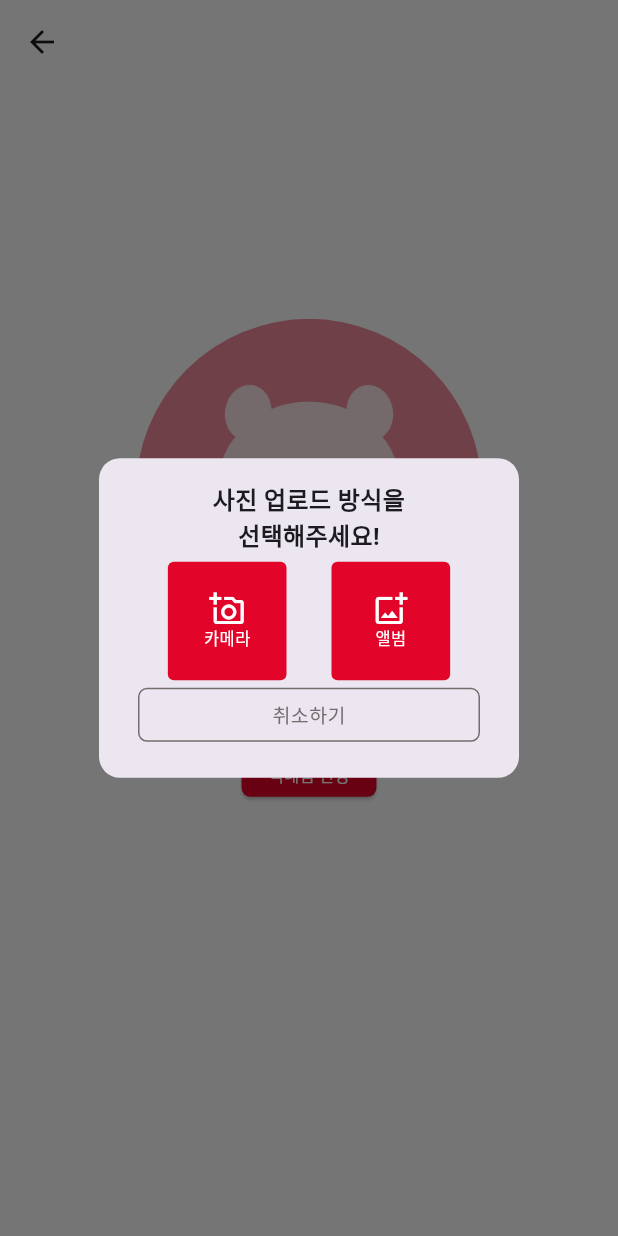
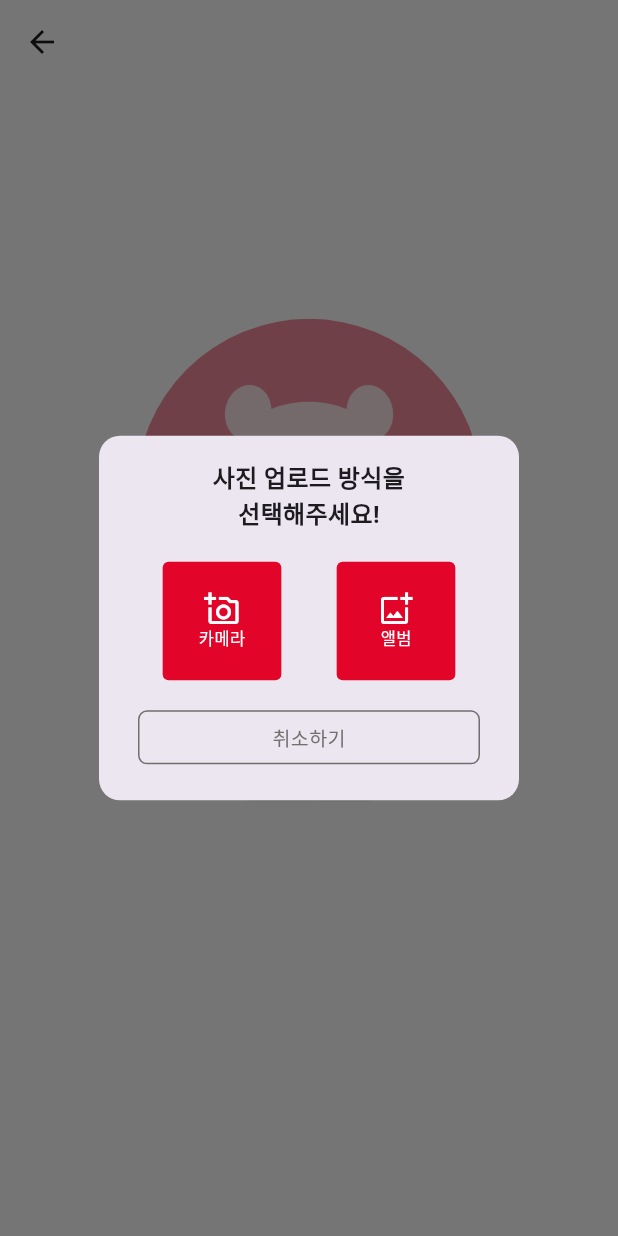
Before and after one commit to DangMooG/dangmoog-front, a Flutter app: the ProfileChangePage screen opened directly, after a tap on the "camera alt" icon, on a phone screen of 412 x 824 dp. Run offline on Flutter 3.47's test engine with Material 3 defaults, Android fonts, the phone set to English and light mode, and no system bars; our stand-ins replace carousel_slider, dio, dropdown_button2, firebase_core, flutter_secure_storage, image_picker and 1 more; missing offline and left inert: keyboard_height_plugin; accounts and stored records are empty; network calls fail; Roboto replaces fonts that are missing (Pretendard); project files that could hold a hidden picture were left out.

Commit message:
Chore: fix minor things, remove useless comment and print func

```diff
--- a/dangmoog/lib/screens/chat/chat_detail/chat_detail_options.dart
+++ b/dangmoog/lib/screens/chat/chat_detail/chat_detail_options.dart
@@ -573,7 +573,7 @@ class _ChatDetailOptionsState extends State<ChatDetailOptions> {
       final lockerName = response.data["name"];
       final password = response.data["password"];
 
-      final lockerMessage = "사물함 위치 : $lockerName\n 비밀번호 : $password";
+      final lockerMessage = "사물함 위치 : $lockerName\n비밀번호 : $password";
 
       showDialog(
         barrierDismissible: false,
@@ -688,63 +688,6 @@ class _ChatDetailOptionsState extends State<ChatDetailOptions> {
     }
   }
 
-  // Future getImageFromCamera(BuildContext context) async {
-  //   PermissionStatus status = await Permission.camera.request();
-
-  //   final ImagePicker picker = ImagePicker();
-  //   final List<String> imageList = <String>[];
-
-  //   if (status.isGranted || status.isLimited) {
-  //     try {
-  //       final XFile? pickedImage =
-  //           await picker.pickImage(source: ImageSource.camera);
-
-  //       if (pickedImage != null) {
-  //         String imagePath = pickedImage.path;
-
-  //         setState(() {
-  //           imageList.add(imagePath);
-  //         });
-  //       }
-  //     } catch (e) {
-  //       print("Error picking images: $e");
-  //     }
-  //   } else if (status.isPermanentlyDenied) {
-  //     if (!mounted) return;
-  //     // 나중에 ios는 cupertino로 바꿔줄 필요 있음
-  //     await showDialog(
-  //       context: context,
-  //       builder: (BuildContext context) {
-  //         return AlertDialog(
-  //           shape: RoundedRectangleBorder(
-  //             borderRadius: BorderRadius.circular(14),
-  //           ),
-  //           backgroundColor: Colors.white,
-  //           surfaceTintColor: Colors.white,
-  //           title: const Text("사진 권한 필요"),
-  //           content:
-  //               const Text("이 기능을 사용하기 위해서는 권한이 필요합니다. 설정으로 이동하여 권한을 허용해주세요."),
-  //           actions: <Widget>[
-  //             TextButton(
-  //               child: const Text("취소"),
-  //               onPressed: () {
-  //                 Navigator.of(context).pop();
-  //               },
-  //             ),
-  //             TextButton(
-  //               child: const Text("설정으로 이동"),
-  //               onPressed: () {
-  //                 openAppSettings();
-  //                 Navigator.of(context).pop();
-  //               },
-  //             ),
-  //           ],
-  //         );
-  //       },
-  //     );
-  //   }
-  // }
-
   Widget accountButtonWidget(String text, Color btnColor, Color borderColor,
       Color textColor, VoidCallback onTap) {
     return SizedBox(
--- a/dangmoog/lib/screens/chat/chat_list/chat_list_cell.dart
+++ b/dangmoog/lib/screens/chat/chat_list/chat_list_cell.dart
@@ -175,11 +175,6 @@ class _ChatCellState extends State<ChatCell> {
                       )
                     : const SizedBox.shrink(),
               ),
-
-              // const Image(
-              //   image: AssetImage('assets/images/temp_product_img.png'),
-              //   height: 48,
-              // ),
               Container(
                 decoration: BoxDecoration(
                   border: Border.all(
@@ -188,6 +183,8 @@ class _ChatCellState extends State<ChatCell> {
                   ),
                   borderRadius: BorderRadius.circular(6),
                 ),
+                child: ClipRRect(
+                  borderRadius: BorderRadius.circular(6),
                   child: photoId == 0 || photoUrl == null
                       ? const Image(
                           image: AssetImage('assets/images/basic_profile.png'),
@@ -201,6 +198,7 @@ class _ChatCellState extends State<ChatCell> {
                           height: 48,
                           fit: BoxFit.cover,
                         ),
+                ),
               )
             ],
           ),
--- a/dangmoog/lib/screens/mypage/profile_change.dart
+++ b/dangmoog/lib/screens/mypage/profile_change.dart
@@ -308,18 +308,14 @@ class _ProfileChangePageState extends State<ProfileChangePage> {
                   onTap: () {
                     showDialog(
                       context: context,
-                      barrierDismissible: true,
+                      barrierDismissible: false,
                       builder: (BuildContext context) {
                         return AlertDialog(
                           shape: RoundedRectangleBorder(
-                            borderRadius: BorderRadius.circular(
-                                14), // 여기서 원하는 값으로 둥글게 조절할 수 있습니다.
+                            borderRadius: BorderRadius.circular(14),
                           ),
-                          content: SizedBox(
-                            width: screenSize.width * 0.55,
-                            height: screenSize.height * 0.21,
-                            child: Column(
-                              mainAxisAlignment: MainAxisAlignment.spaceBetween,
+                          content: Column(
+                            mainAxisSize: MainAxisSize.min,
                             children: [
                               const Text(
                                 '사진 업로드 방식을\n선택해주세요!',
@@ -329,16 +325,18 @@ class _ProfileChangePageState extends State<ProfileChangePage> {
                                   fontWeight: FontWeight.w600,
                                 ),
                               ),
+                              const SizedBox(height: 20),
                               Row(
-                                  mainAxisAlignment: MainAxisAlignment.center,
+                                mainAxisAlignment:
+                                    MainAxisAlignment.spaceAround,
                                 children: [
                                   addPhotoButtonPopUp(screenSize,
                                       Icons.add_a_photo_outlined, '카메라', () {
                                     getImagesFromCamera();
                                   }, context),
-                                    const SizedBox(
-                                      width: 30,
-                                    ),
+                                  // const SizedBox(
+                                  //   width: 30,
+                                  // ),
                                   addPhotoButtonPopUp(
                                       screenSize,
                                       Icons.add_photo_alternate_outlined,
@@ -347,6 +345,7 @@ class _ProfileChangePageState extends State<ProfileChangePage> {
                                   }, context),
                                 ],
                               ),
+                              const SizedBox(height: 20),
                               GestureDetector(
                                 onTap: () {
                                   Navigator.of(context).pop();
@@ -373,7 +372,6 @@ class _ProfileChangePageState extends State<ProfileChangePage> {
                                 ),
                               )
                             ],
-                            ),
                           ),
                         );
                       },
```
Lines whose indentation alone changed are shown as unchanged.
